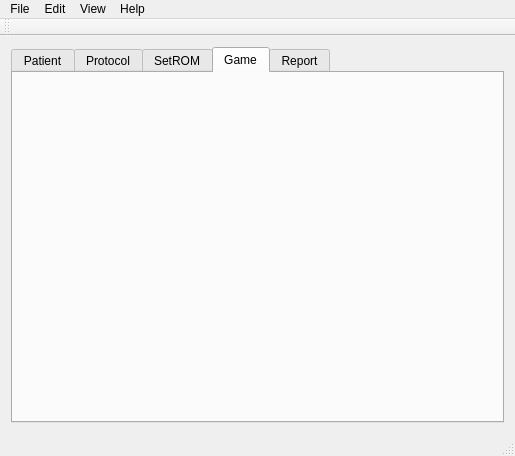
trungkiena6/Rehabilitation-software, file jrdgui.ui: the form before one commit.
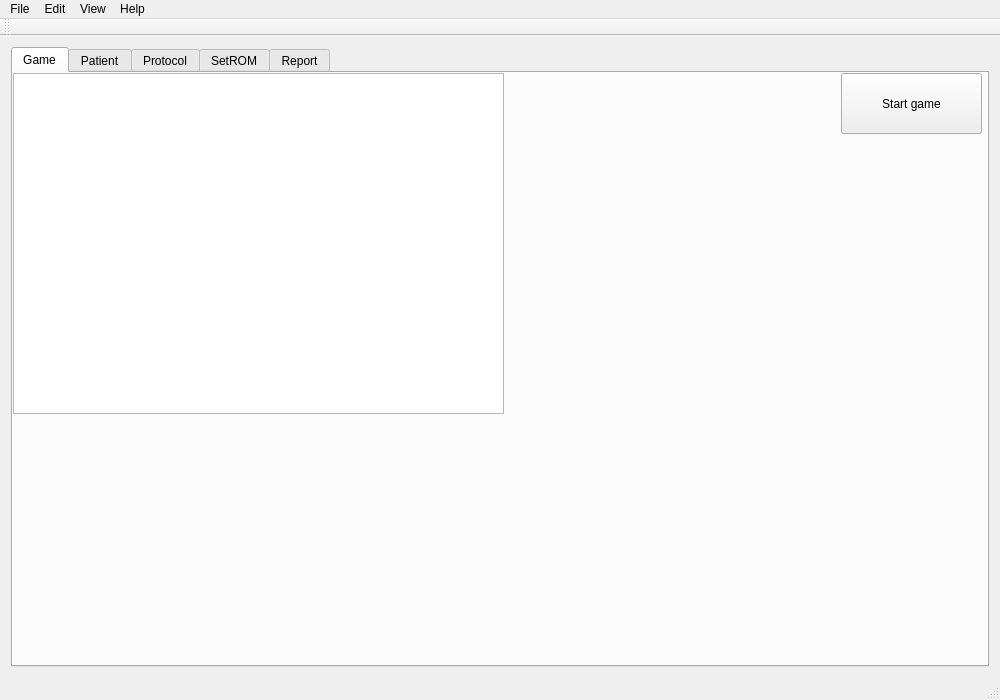
The form after the commit. The open tabs and pages were chosen to show the change.

What changed in the file:
```diff
--- a/jrdgui.ui
+++ b/jrdgui.ui
@@ -6,8 +6,8 @@
    <rect>
     <x>0</x>
     <y>0</y>
-    <width>515</width>
-    <height>456</height>
+    <width>1000</width>
+    <height>700</height>
    </rect>
   </property>
   <property name="windowTitle">
@@ -32,6 +32,34 @@
       <property name="documentMode">
        <bool>false</bool>
       </property>
+      <widget class="QWidget" name="tabGame">
+       <attribute name="title">
+        <string>Game</string>
+       </attribute>
+       <widget class="QGraphicsView" name="graphicsView">
+        <property name="geometry">
+         <rect>
+          <x>0</x>
+          <y>0</y>
+          <width>491</width>
+          <height>341</height>
+         </rect>
+        </property>
+       </widget>
+       <widget class="QPushButton" name="buttonStart">
+        <property name="geometry">
+         <rect>
+          <x>828</x>
+          <y>0</y>
+          <width>141</width>
+          <height>61</height>
+         </rect>
+        </property>
+        <property name="text">
+         <string>Start game</string>
+        </property>
+       </widget>
+      </widget>
       <widget class="QWidget" name="tabPatient">
        <attribute name="title">
         <string>Patient</string>
@@ -47,11 +75,6 @@
         <string>SetROM</string>
        </attribute>
       </widget>
-      <widget class="QWidget" name="tabGame">
-       <attribute name="title">
-        <string>Game</string>
-       </attribute>
-      </widget>
       <widget class="QWidget" name="tabReport">
        <attribute name="title">
         <string>Report</string>
@@ -66,7 +89,7 @@
     <rect>
      <x>0</x>
      <y>0</y>
-     <width>515</width>
+     <width>1000</width>
      <height>25</height>
     </rect>
    </property>
```
Left out of the diff: 2 changed lines with no effect on the pictures.
